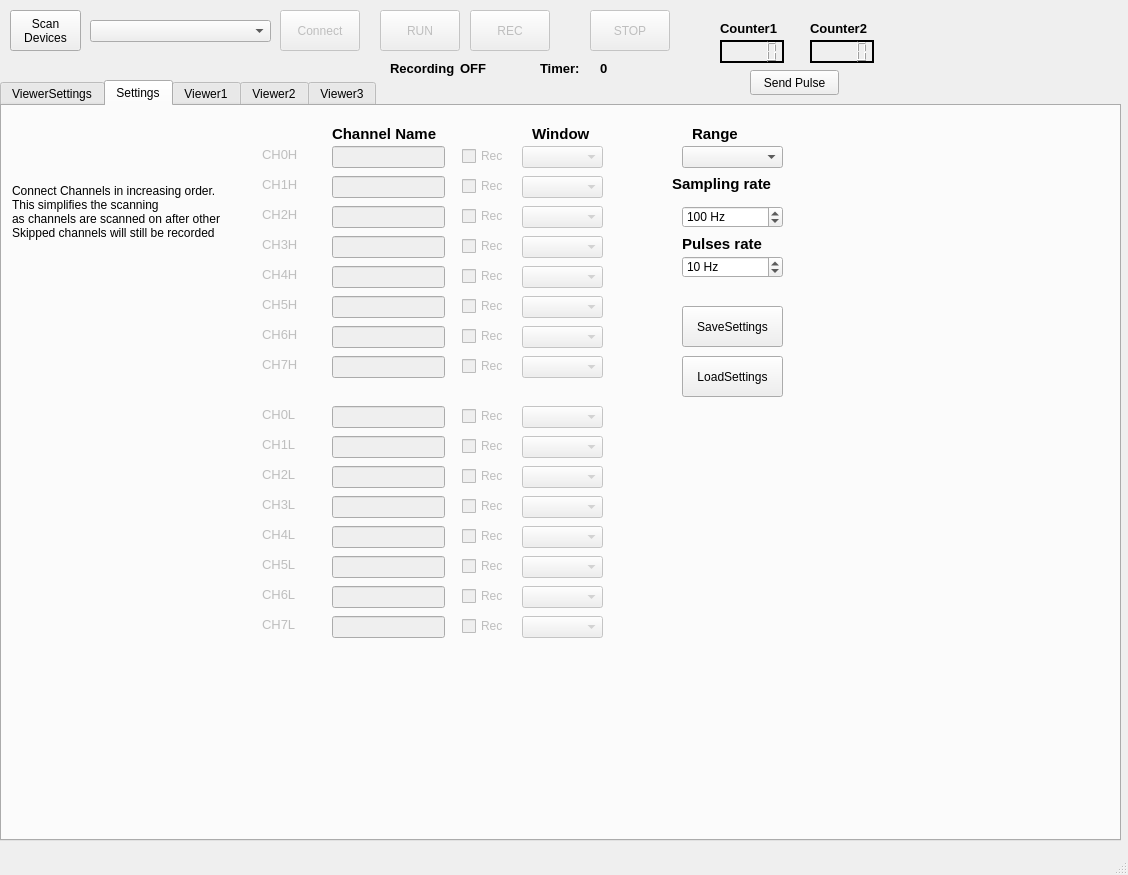
Optophys-Lab/MCC_DAQ, file GUI/GUI.ui: the form before one commit.
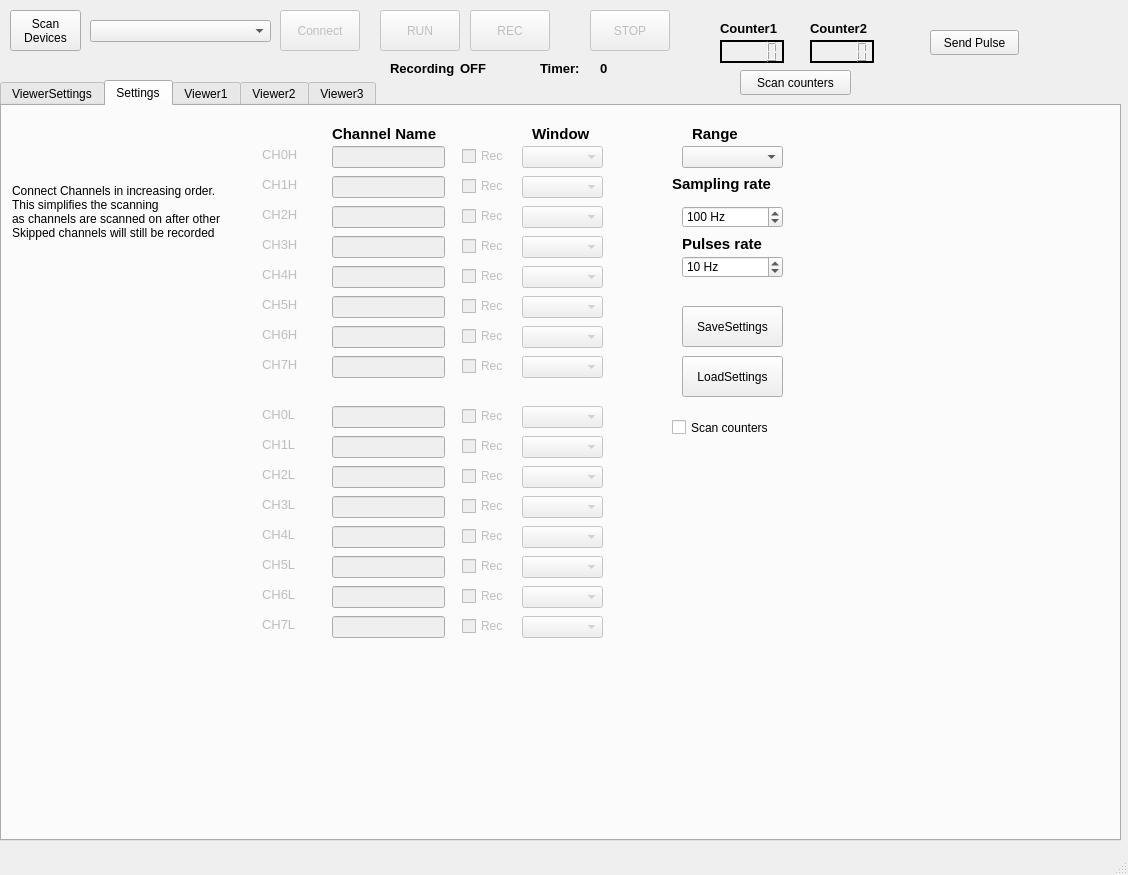
The form after the commit. Custom widgets are drawn as their Qt base class.

Commit message: implemented reading counter values

```diff
--- a/GUI/GUI.ui
+++ b/GUI/GUI.ui
@@ -1661,6 +1661,19 @@
        <string>Pulses rate</string>
       </property>
      </widget>
+     <widget class="QCheckBox" name="Counters_checkBox">
+      <property name="geometry">
+       <rect>
+        <x>670</x>
+        <y>310</y>
+        <width>121</width>
+        <height>23</height>
+       </rect>
+      </property>
+      <property name="text">
+       <string>Scan counters</string>
+      </property>
+     </widget>
     </widget>
     <widget class="QWidget" name="Viewer1">
      <attribute name="title">
@@ -1956,8 +1969,8 @@
    <widget class="QPushButton" name="StartSignalButton">
     <property name="geometry">
      <rect>
-      <x>750</x>
-      <y>70</y>
+      <x>930</x>
+      <y>30</y>
       <width>89</width>
       <height>25</height>
      </rect>
@@ -1966,6 +1979,19 @@
      <string>Send Pulse</string>
     </property>
    </widget>
+   <widget class="QPushButton" name="CounterScanButton">
+    <property name="geometry">
+     <rect>
+      <x>740</x>
+      <y>70</y>
+      <width>111</width>
+      <height>25</height>
+     </rect>
+    </property>
+    <property name="text">
+     <string>Scan counters</string>
+    </property>
+   </widget>
   </widget>
   <widget class="QMenuBar" name="menubar">
    <property name="geometry">
```
The commit also changes 4 other files.
